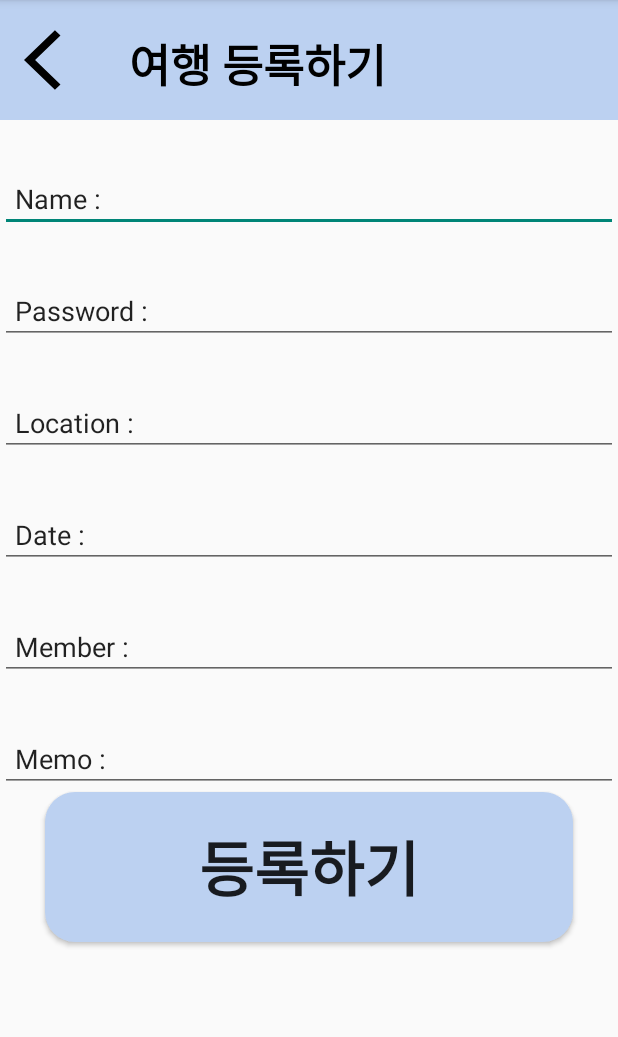
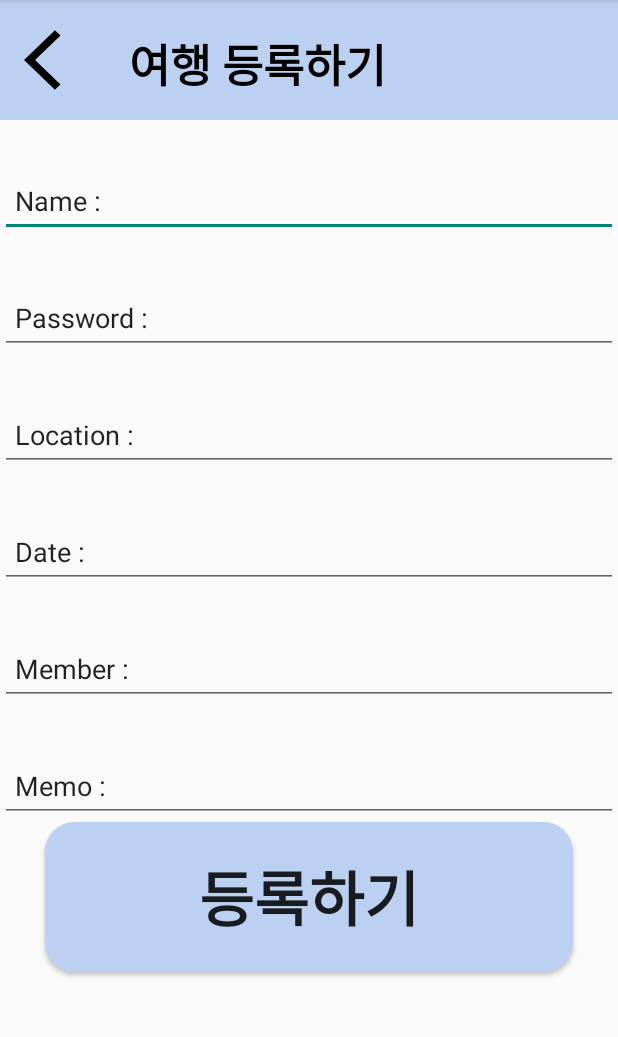
Before and after one commit to CareTravel/CareTravel, an Android app: the make_room screen opened directly, with no data from a screen before it, on a phone screen of 412 x 824 dp, the part 84-1121 px from its top. Run offline under Robolectric (Android 15) with nearby library versions, the phone set to English and light mode, and no system bars.

Commit message:
여행등록

```diff
--- a/app/src/main/res/layout/activity_main.xml
+++ b/app/src/main/res/layout/activity_main.xml
@@ -66,6 +66,7 @@
             android:orientation="horizontal">
 
             <Button
+                android:id="@+id/login_signin"
                 android:layout_width="150dp"
                 android:layout_height="wrap_content"
                 android:layout_marginHorizontal="50dp"
@@ -77,6 +78,7 @@
                 android:textColor="@color/black" />
 
             <Button
+                android:id="@+id/login_signup"
                 android:layout_width="150dp"
                 android:layout_height="wrap_content"
                 android:layout_marginHorizontal="50dp"
--- a/app/src/main/res/layout/activity_make_room.xml
+++ b/app/src/main/res/layout/activity_make_room.xml
@@ -14,7 +14,8 @@
                 android:id="@+id/back_button"
                 android:layout_width="50dp"
                 android:layout_height="wrap_content"
-                android:background="@drawable/baseline_arrow_back_ios_24" />
+                android:background="@drawable/baseline_arrow_back_ios_24"
+                tools:ignore="SpeakableTextPresentCheck" />
 
             <TextView
                 android:layout_width="wrap_content"
@@ -29,48 +30,67 @@
         </androidx.appcompat.widget.Toolbar>
 
     <EditText
+        android:id="@+id/register_name"
         android:layout_width="match_parent"
         android:layout_height="wrap_content"
+        android:layout_marginTop="30dp"
+        android:minHeight="48dp"
+        android:padding="10dp"
         android:text="Name :"
-        android:layout_marginTop="30dp"
-        android:padding="10dp" />
+        android:inputType="textPersonName"/>
 
     <EditText
+        android:id="@+id/register_password"
         android:layout_width="match_parent"
         android:layout_height="wrap_content"
+        android:layout_marginTop="30dp"
+        android:minHeight="48dp"
+        android:padding="10dp"
         android:text="Password :"
-        android:layout_marginTop="30dp"
-        android:padding="10dp" />
+        android:inputType="textVisiblePassword"/>
 
     <EditText
+        android:id="@+id/register_location"
         android:layout_width="match_parent"
         android:layout_height="wrap_content"
         android:text="Location :"
+        android:minHeight="48dp"
         android:layout_marginTop="30dp"
-        android:padding="10dp" />
+        android:padding="10dp"
+        android:inputType="text"/>
 
     <EditText
+        android:id="@+id/date_picker_actions"
         android:layout_width="match_parent"
         android:layout_height="wrap_content"
         android:text="Date :"
+        android:minHeight="48dp"
         android:layout_marginTop="30dp"
-        android:padding="10dp" />
+        android:padding="10dp"
+        android:inputType="date"/>
 
     <EditText
+        android:id="@+id/register_member"
         android:layout_width="match_parent"
         android:layout_height="wrap_content"
         android:text="Member :"
+        android:minHeight="48dp"
         android:layout_marginTop="30dp"
-        android:padding="10dp" />
+        android:padding="10dp"
+        android:inputType="textPersonName"/>
 
     <EditText
+        android:id="@+id/register_memo"
         android:layout_width="match_parent"
         android:layout_height="wrap_content"
         android:text="Memo :"
+        android:minHeight="48dp"
         android:layout_marginTop="30dp"
-        android:padding="10dp" />
+        android:padding="10dp"
+        android:inputType="text"/>
 
     <Button
+        android:id="@+id/register_register"
         android:layout_width="match_parent"
         android:layout_height="100dp"
         android:layout_marginHorizontal="30dp"
--- a/app/src/main/res/layout/activity_register.xml
+++ b/app/src/main/res/layout/activity_register.xml
@@ -22,6 +22,7 @@
         android:textColor="@color/black"/>
 
         <ImageButton
+            android:id="@+id/my_information"
             android:layout_width="50dp"
             android:layout_height="50dp"
             android:layout_marginStart="90dp"
@@ -47,6 +48,7 @@
         android:queryHint="검색할 방을 입력하세요." />
 
     <Button
+        android:id="@+id/register_room"
         android:layout_width="match_parent"
         android:layout_height="120dp"
         android:layout_marginHorizontal="20dp"
```
